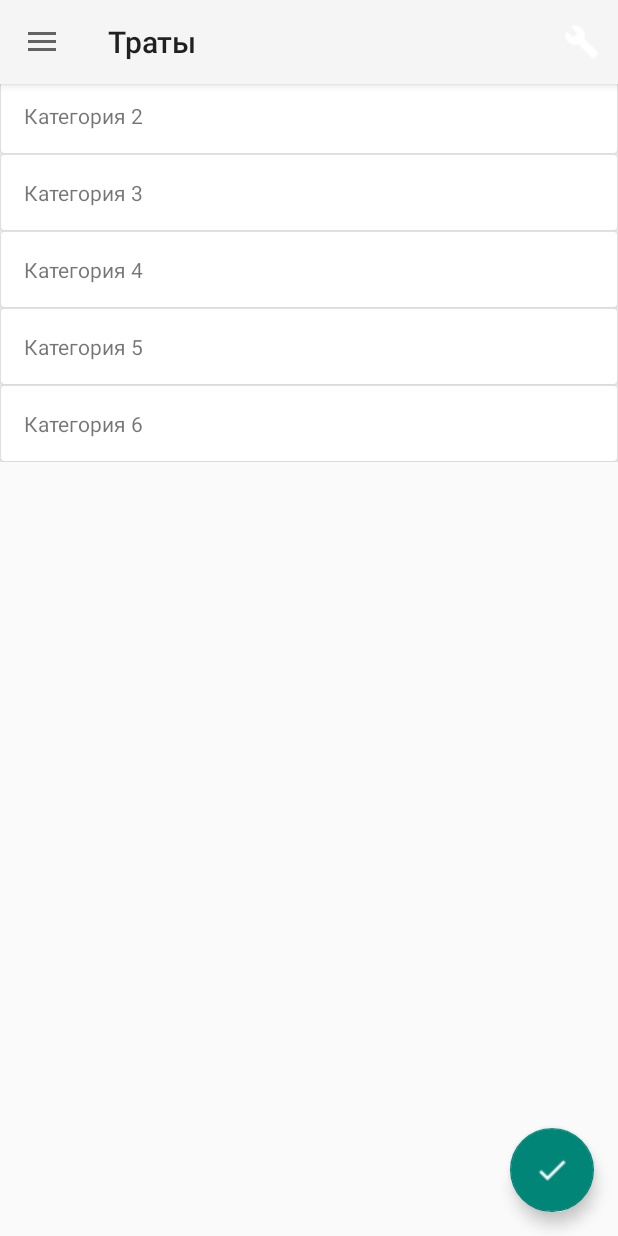
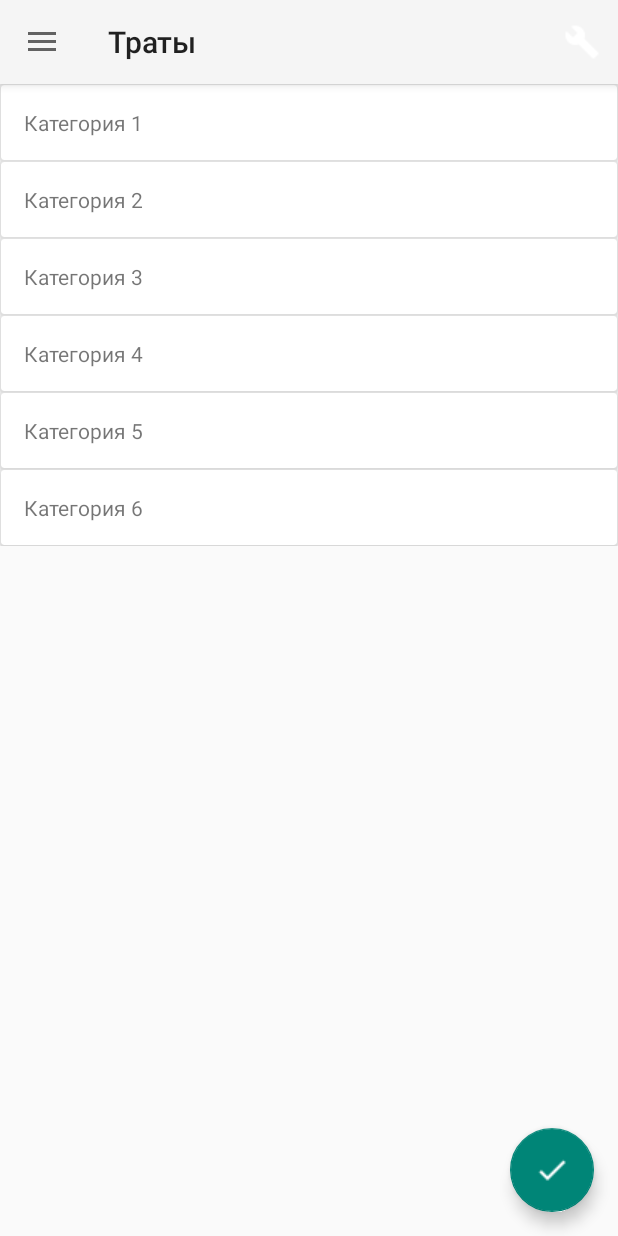
Before and after one commit to Kisiev/MoneyTracker_v2.0, an Android app: the fragment CategoryFragment placed in its activity, on a phone screen of 412 x 824 dp. Run offline under Robolectric (Android 15) with nearby library versions, the phone set to English and light mode, and no system bars; libraries missing offline, so code that uses them is left out: org.androidannotations.annotations.

Commit message:
исправил отображение recyclerView

```diff
--- a/app/src/main/res/layout/category_fragment.xml
+++ b/app/src/main/res/layout/category_fragment.xml
@@ -9,7 +9,8 @@
     <android.support.v7.widget.RecyclerView
         android:layout_width="match_parent"
         android:layout_height="wrap_content"
-        android:id="@+id/list_of_category">
+        android:id="@+id/list_of_category"
+        android:layout_marginTop="?attr/actionBarSize">
 
     </android.support.v7.widget.RecyclerView>
     <android.support.design.widget.FloatingActionButton
--- a/app/src/main/res/layout/expenses_fragment.xml
+++ b/app/src/main/res/layout/expenses_fragment.xml
@@ -8,7 +8,8 @@
    <android.support.v7.widget.RecyclerView
        android:layout_width="match_parent"
        android:layout_height="wrap_content"
-       android:id="@+id/list_of_expenses">
+       android:id="@+id/list_of_expenses"
+       android:layout_marginTop="?attr/actionBarSize">
 
    </android.support.v7.widget.RecyclerView>
 
--- a/app/src/main/res/values/dimens.xml
+++ b/app/src/main/res/values/dimens.xml
@@ -5,6 +5,8 @@
     <!-- Default screen margins, per the Android Design guidelines. -->
     <dimen name="activity_horizontal_margin">16dp</dimen>
     <dimen name="activity_vertical_margin">16dp</dimen>
+    <dimen name="margin_top">50dp</dimen>
+
     <dimen name="fab_margin">16dp</dimen>
     <dimen name="fabMargin">16dp</dimen>
 </resources>
```
